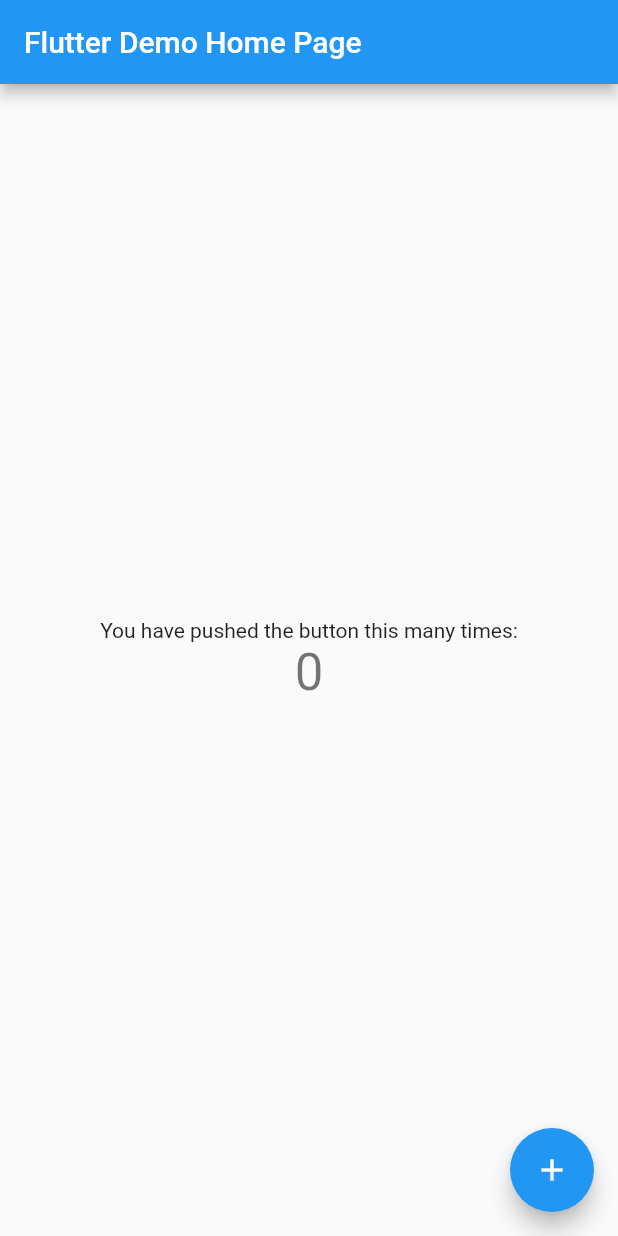
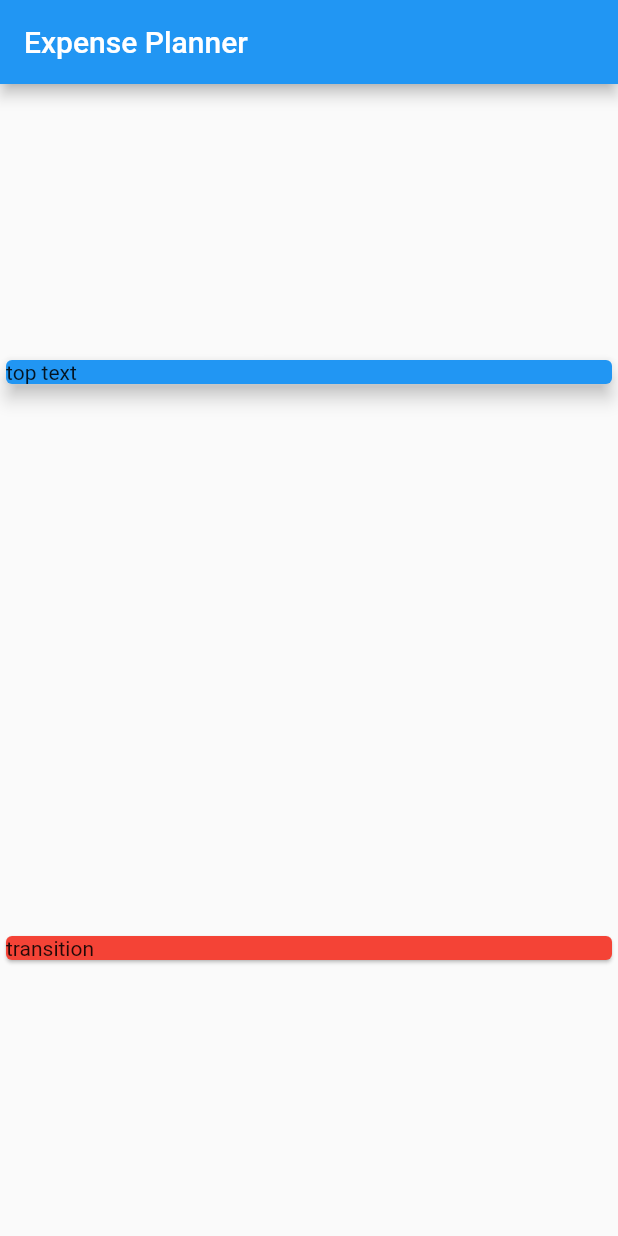
Before and after one commit to iqbalhasandev/Flutter-Expense-Planner-App, a Flutter app: the screen it shows after launch, on a phone screen of 412 x 824 dp. Run offline on Flutter 3.47's test engine with Material 2 defaults, Android fonts, the light colour scheme and no system bars.

Commit message:
Not a Widget_ Adding a Transaction Model & Transaction Data

```diff
--- a/lib/main.dart
+++ b/lib/main.dart
@@ -1,115 +1,59 @@
 import 'package:flutter/material.dart';
 
-void main() {
-  runApp(const MyApp());
-}
+import './transaction.dart';
+
+void main() => runApp(MyApp());
 
 class MyApp extends StatelessWidget {
-  const MyApp({Key? key}) : super(key: key);
-
-  // This widget is the root of your application.
   @override
   Widget build(BuildContext context) {
     return MaterialApp(
-      title: 'Flutter Demo',
-      theme: ThemeData(
-        // This is the theme of your application.
-        //
-        // Try running your application with "flutter run". You'll see the
-        // application has a blue toolbar. Then, without quitting the app, try
-        // changing the primarySwatch below to Colors.green and then invoke
-        // "hot reload" (press "r" in the console where you ran "flutter run",
-        // or simply save your changes to "hot reload" in a Flutter IDE).
-        // Notice that the counter didn't reset back to zero; the application
-        // is not restarted.
-        primarySwatch: Colors.blue,
-      ),
-      home: const MyHomePage(title: 'Flutter Demo Home Page'),
+      title: "Expense Planner App",
+      home: MyHomePage(),
     );
   }
 }
 
-class MyHomePage extends StatefulWidget {
-  const MyHomePage({Key? key, required this.title}) : super(key: key);
-
-  // This widget is the home page of your application. It is stateful, meaning
-  // that it has a State object (defined below) that contains fields that affect
-  // how it looks.
-
-  // This class is the configuration for the state. It holds the values (in this
-  // case the title) provided by the parent (in this case the App widget) and
-  // used by the build method of the State. Fields in a Widget subclass are
-  // always marked "final".
-
-  final String title;
-
-  @override
-  State<MyHomePage> createState() => _MyHomePageState();
-}
-
-class _MyHomePageState extends State<MyHomePage> {
-  int _counter = 0;
-
-  void _incrementCounter() {
-    setState(() {
-      // This call to setState tells the Flutter framework that something has
-      // changed in this State, which causes it to rerun the build method below
-      // so that the display can reflect the updated values. If we changed
-      // _counter without calling setState(), then the build method would not be
-      // called again, and so nothing would appear to happen.
-      _counter++;
-    });
-  }
+class MyHomePage extends StatelessWidget {
+  final List<Transaction> transaction = [
+    Transaction(
+      id: 't1',
+      title: 'New Shoes',
+      ammount: 69.99,
+      date: DateTime.now(),
+    ),
+    Transaction(
+      id: 't2',
+      title: 'Weekly Groceries',
+      ammount: 16.53,
+      date: DateTime.now(),
+    ),
+  ];
 
   @override
   Widget build(BuildContext context) {
-    // This method is rerun every time setState is called, for instance as done
-    // by the _incrementCounter method above.
-    //
-    // The Flutter framework has been optimized to make rerunning build methods
-    // fast, so that you can just rebuild anything that needs updating rather
-    // than having to individually change instances of widgets.
     return Scaffold(
       appBar: AppBar(
-        // Here we take the value from the MyHomePage object that was created by
-        // the App.build method, and use it to set our appbar title.
-        title: Text(widget.title),
+        title: Text("Expense Planner"),
       ),
-      body: Center(
-        // Center is a layout widget. It takes a single child and positions it
-        // in the middle of the parent.
-        child: Column(
-          // Column is also a layout widget. It takes a list of children and
-          // arranges them vertically. By default, it sizes itself to fit its
-          // children horizontally, and tries to be as tall as its parent.
-          //
-          // Invoke "debug painting" (press "p" in the console, choose the
-          // "Toggle Debug Paint" action from the Flutter Inspector in Android
-          // Studio, or the "Toggle Debug Paint" command in Visual Studio Code)
-          // to see the wireframe for each widget.
-          //
-          // Column has various properties to control how it sizes itself and
-          // how it positions its children. Here we use mainAxisAlignment to
-          // center the children vertically; the main axis here is the vertical
-          // axis because Columns are vertical (the cross axis would be
-          // horizontal).
-          mainAxisAlignment: MainAxisAlignment.center,
-          children: <Widget>[
-            const Text(
-              'You have pushed the button this many times:',
+      body: Column(
+        mainAxisAlignment: MainAxisAlignment.spaceAround,
+        crossAxisAlignment: CrossAxisAlignment.stretch,
+        children: [
+          Container(
+            width: double.infinity,
+            child: Card(
+              color: Colors.blue,
+              child: Text("top text"),
+              elevation: 5,
             ),
-            Text(
-              '$_counter',
-              style: Theme.of(context).textTheme.headline4,
-            ),
-          ],
-        ),
+          ),
+          Card(
+            color: Colors.red,
+            child: Text("transition"),
+          )
+        ],
       ),
-      floatingActionButton: FloatingActionButton(
-        onPressed: _incrementCounter,
-        tooltip: 'Increment',
-        child: const Icon(Icons.add),
-      ), // This trailing comma makes auto-formatting nicer for build methods.
     );
   }
 }
--- /dev/null
+++ b/lib/transaction.dart
@@ -0,0 +1,15 @@
+import 'package:flutter/foundation.dart';
+
+class Transaction {
+  final String id;
+  final String title;
+  final double ammount;
+  final DateTime date;
+
+  Transaction({
+    @required this.id,
+    @required this.title,
+    @required this.ammount,
+    @required this.date,
+  });
+}
```
